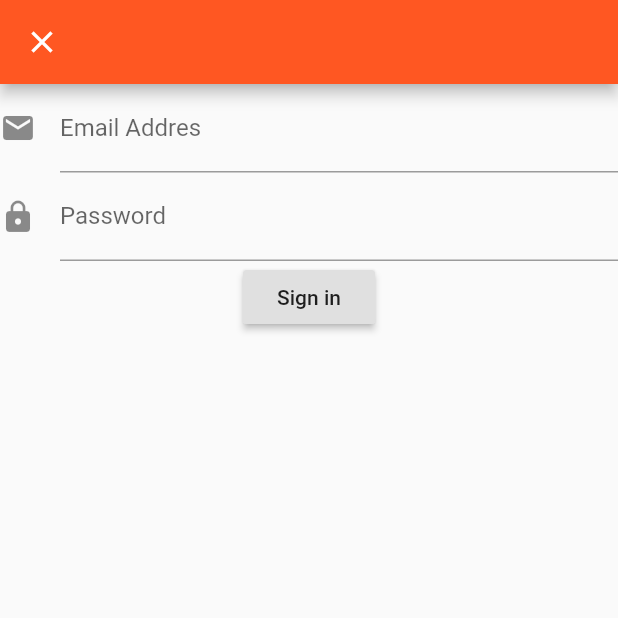
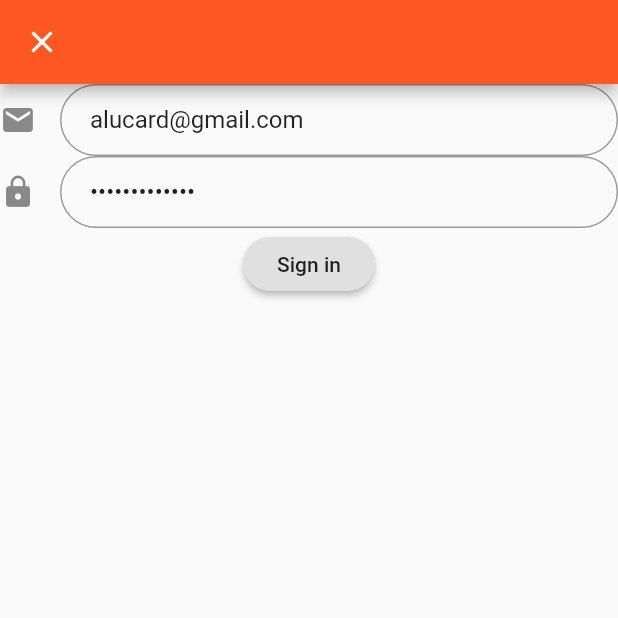
Before and after one commit to moazalewaity/loginfirebase, a Flutter app: the screen it shows after launch, after a tap on "Sign in", on a phone screen of 412 x 824 dp, the top half of it. Run offline on Flutter 3.47's test engine with Material 2 defaults, Android fonts, the phone set to English and light mode, and no system bars; our stand-ins replace firebase_auth; accounts and stored records are empty; network calls fail.

Commit message:
Login page

```diff
--- a/lib/ui/login_page.dart
+++ b/lib/ui/login_page.dart
@@ -25,10 +25,15 @@ class _LoginPageState extends State<LoginPage> {
                     return 'Provide an email';
                   }
                 },
+                keyboardType: TextInputType.emailAddress,
+                autofocus: false,
+                initialValue: 'alucard@gmail.com',
                 decoration: InputDecoration(
-                  labelText: 'Email Addres',
-                  hintText: 'email addres',
+                  hintText: 'Email',
                   icon: Icon(Icons.email),
+                  contentPadding: EdgeInsets.fromLTRB(20.0, 10.0, 20.0, 10.0),
+                  border: OutlineInputBorder(
+                      borderRadius: BorderRadius.circular(32.0)),
                 ),
                 onSaved: (input) => _email = input,
               ),
@@ -38,15 +43,22 @@ class _LoginPageState extends State<LoginPage> {
                     return 'Longer password please';
                   }
                 },
+                autofocus: false,
+                initialValue: 'some password',
+                obscureText: true,
                 decoration: InputDecoration(
-                  labelText: 'Password',
                   hintText: 'Password',
                   icon: Icon(Icons.lock),
+                  contentPadding: EdgeInsets.fromLTRB(20.0, 10.0, 20.0, 10.0),
+                  border: OutlineInputBorder(
+                      borderRadius: BorderRadius.circular(32.0)),
                 ),
                 onSaved: (input) => _password = input,
-                obscureText: true,
               ),
               RaisedButton(
+                shape: RoundedRectangleBorder(
+                  borderRadius: BorderRadius.circular(24),
+                ),
                 onPressed: signIn,
                 child: Text('Sign in'),
               ),
--- a/lib/ui/wellcom.dart
+++ b/lib/ui/wellcom.dart
@@ -3,6 +3,13 @@ import 'package:loginfirebase/ui/sign_up.dart';
 import 'package:flutter/material.dart';
 
 class WelcomePage extends StatefulWidget {
+  WelcomePage();
+
+  factory WelcomePage.forDesignTime() {
+    // TODO: add arguments
+    return new WelcomePage();
+  }
+
   @override
   _WelcomePageState createState() => _WelcomePageState();
 }
@@ -15,7 +22,8 @@ class _WelcomePageState extends State<WelcomePage> {
         title: Text('My App'),
         backgroundColor: Colors.deepOrange,
       ),
-      body: Container(
+      body: Center(
+        child: Container(
           decoration: BoxDecoration(
             // Box decoration takes a gradient
             gradient: LinearGradient(
@@ -38,16 +46,23 @@ class _WelcomePageState extends State<WelcomePage> {
             crossAxisAlignment: CrossAxisAlignment.stretch,
             children: <Widget>[
               RaisedButton(
+                shape: RoundedRectangleBorder(
+                  borderRadius: BorderRadius.circular(24),
+                ),
                 onPressed: navigateToSignIn,
                 child: Text('Sign in'),
                 color: Colors.white,
               ),
               RaisedButton(
+                shape: RoundedRectangleBorder(
+                  borderRadius: BorderRadius.circular(24),
+                ),
                 onPressed: () {},
                 child: Text('Sign up'),
                 color: Colors.white,
               ),
             ],
+          ),
         ),
       ),
     );
```
Also changed, not shown: 1 other file. Lines whose indentation alone changed are shown as unchanged.
